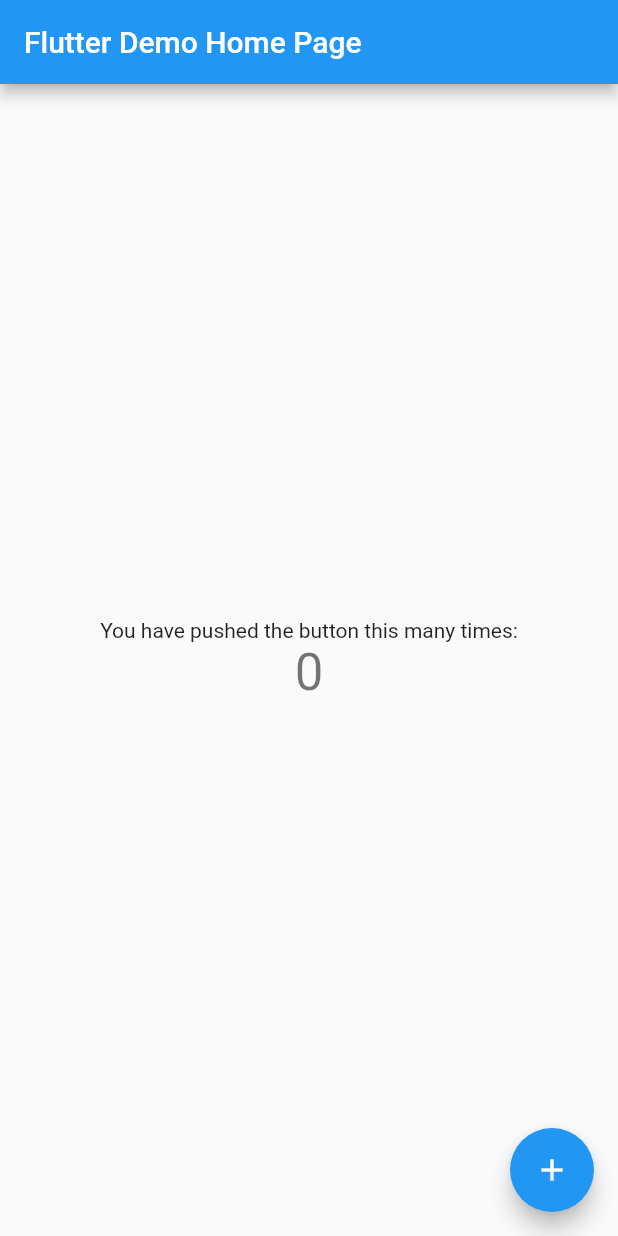
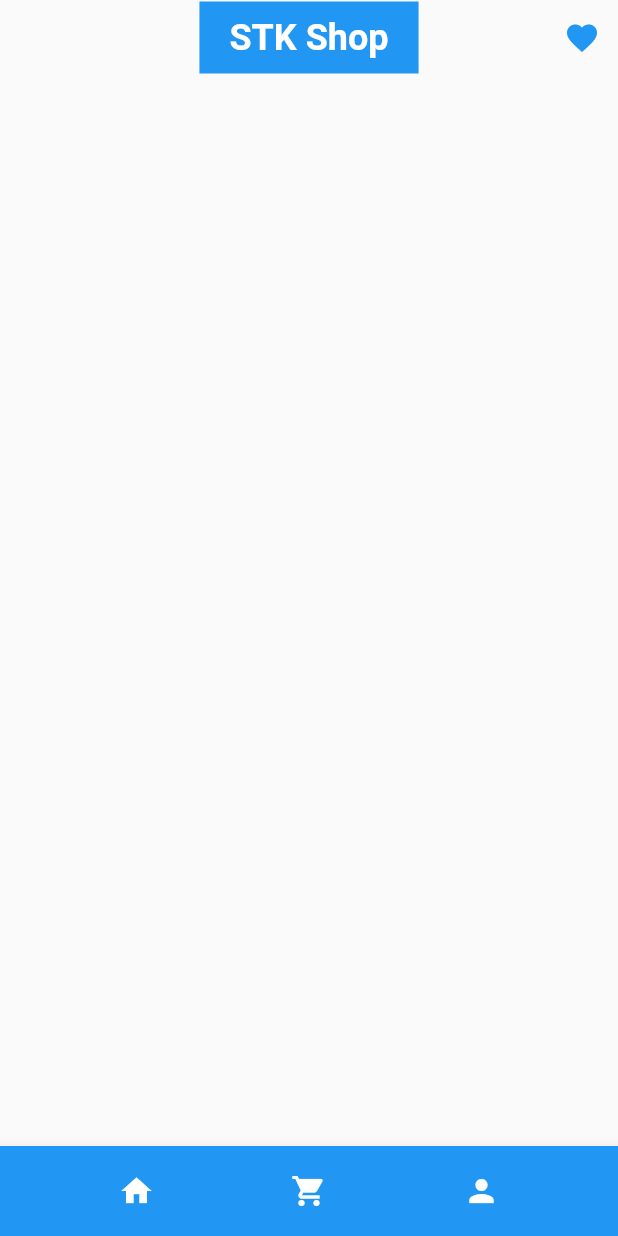
Before and after one commit to StephaneKuma/flutter-ecommerce-app, a Flutter app: the screen it shows after launch, on a phone screen of 412 x 824 dp. Run offline on Flutter 3.47's test engine with Material 2 defaults, Android fonts, the phone set to English and light mode, and no system bars; our stand-ins replace auto_route; Roboto replaces fonts that are missing (Avenir).

Commit message:
Auto Route package & app pages set up

```diff
--- a/lib/main.dart
+++ b/lib/main.dart
@@ -1,4 +1,6 @@
 import 'package:flutter/material.dart';
+
+import 'src/app/router/router.dart';
 
 void main() {
   runApp(const MyApp());
@@ -10,106 +12,15 @@ class MyApp extends StatelessWidget {
   // This widget is the root of your application.
   @override
   Widget build(BuildContext context) {
-    return MaterialApp(
-      title: 'Flutter Demo',
+    final router = AppRouter();
+
+    return MaterialApp.router(
       theme: ThemeData(
-        // This is the theme of your application.
-        //
-        // Try running your application with "flutter run". You'll see the
-        // application has a blue toolbar. Then, without quitting the app, try
-        // changing the primarySwatch below to Colors.green and then invoke
-        // "hot reload" (press "r" in the console where you ran "flutter run",
-        // or simply save your changes to "hot reload" in a Flutter IDE).
-        // Notice that the counter didn't reset back to zero; the application
-        // is not restarted.
         primarySwatch: Colors.blue,
       ),
-      home: const MyHomePage(title: 'Flutter Demo Home Page'),
+      debugShowCheckedModeBanner: false,
+      routerDelegate: router.delegate(),
+      routeInformationParser: router.defaultRouteParser(),
     );
   }
 }
-
-class MyHomePage extends StatefulWidget {
-  const MyHomePage({Key? key, required this.title}) : super(key: key);
-
-  // This widget is the home page of your application. It is stateful, meaning
-  // that it has a State object (defined below) that contains fields that affect
-  // how it looks.
-
-  // This class is the configuration for the state. It holds the values (in this
-  // case the title) provided by the parent (in this case the App widget) and
-  // used by the build method of the State. Fields in a Widget subclass are
-  // always marked "final".
-
-  final String title;
-
-  @override
-  State<MyHomePage> createState() => _MyHomePageState();
-}
-
-class _MyHomePageState extends State<MyHomePage> {
-  int _counter = 0;
-
-  void _incrementCounter() {
-    setState(() {
-      // This call to setState tells the Flutter framework that something has
-      // changed in this State, which causes it to rerun the build method below
-      // so that the display can reflect the updated values. If we changed
-      // _counter without calling setState(), then the build method would not be
-      // called again, and so nothing would appear to happen.
-      _counter++;
-    });
-  }
-
-  @override
-  Widget build(BuildContext context) {
-    // This method is rerun every time setState is called, for instance as done
-    // by the _incrementCounter method above.
-    //
-    // The Flutter framework has been optimized to make rerunning build methods
-    // fast, so that you can just rebuild anything that needs updating rather
-    // than having to individually change instances of widgets.
-    return Scaffold(
-      appBar: AppBar(
-        // Here we take the value from the MyHomePage object that was created by
-        // the App.build method, and use it to set our appbar title.
-        title: Text(widget.title),
-      ),
-      body: Center(
-        // Center is a layout widget. It takes a single child and positions it
-        // in the middle of the parent.
-        child: Column(
-          // Column is also a layout widget. It takes a list of children and
-          // arranges them vertically. By default, it sizes itself to fit its
-          // children horizontally, and tries to be as tall as its parent.
-          //
-          // Invoke "debug painting" (press "p" in the console, choose the
-          // "Toggle Debug Paint" action from the Flutter Inspector in Android
-          // Studio, or the "Toggle Debug Paint" command in Visual Studio Code)
-          // to see the wireframe for each widget.
-          //
-          // Column has various properties to control how it sizes itself and
-          // how it positions its children. Here we use mainAxisAlignment to
-          // center the children vertically; the main axis here is the vertical
-          // axis because Columns are vertical (the cross axis would be
-          // horizontal).
-          mainAxisAlignment: MainAxisAlignment.center,
-          children: <Widget>[
-            const Text(
-              'You have pushed the button this many times:',
-            ),
-            Text(
-              '$_counter',
-              style: Theme.of(context).textTheme.headline4,
-            ),
-          ],
-        ),
-      ),
-      floatingActionButton: FloatingActionButton(
-        onPressed: _incrementCounter,
-        tooltip: 'Increment',
-        child: const Icon(Icons.add),
-      ), // This trailing comma makes auto-formatting nicer for build methods.
-    );
-  }
-}
--- /dev/null
+++ b/lib/src/ui/pages/home_page.dart
@@ -0,0 +1,15 @@
+import 'package:flutter/material.dart';
+
+import '../widgets/widgets.dart';
+
+class HomePage extends StatelessWidget {
+  const HomePage({Key? key}) : super(key: key);
+
+  @override
+  Widget build(BuildContext context) {
+    return const Scaffold(
+      appBar: CustomAppBar(title: 'STK Shop'),
+      bottomNavigationBar: CustomBottomAppBar(),
+    );
+  }
+}
--- /dev/null
+++ b/lib/src/ui/pages/pages.dart
@@ -0,0 +1,5 @@
+export 'home_page.dart';
+export 'catalog_page.dart';
+export 'wish_list_page.dart';
+export 'cart.dart';
+export 'user.dart';
--- /dev/null
+++ b/lib/src/ui/widgets/custom_app_bar.dart
@@ -0,0 +1,45 @@
+import 'package:flutter/material.dart';
+
+class CustomAppBar extends StatelessWidget with PreferredSizeWidget {
+  const CustomAppBar({
+    Key? key,
+    required this.title,
+  }) : super(key: key);
+
+  final String title;
+
+  @override
+  Widget build(BuildContext context) {
+    return AppBar(
+      backgroundColor: Colors.transparent,
+      elevation: 0,
+      centerTitle: true,
+      title: Container(
+        color: Colors.blue,
+        padding: const EdgeInsets.symmetric(
+          horizontal: 20.0,
+          vertical: 10.0,
+        ),
+        child: Text(
+          title,
+          style: const TextStyle(
+            color: Colors.white,
+            fontSize: 24.0,
+            fontFamily: 'Avenir',
+            fontWeight: FontWeight.bold,
+          ),
+        ),
+      ),
+      iconTheme: const IconThemeData(color: Colors.blue),
+      actions: <Widget>[
+        IconButton(
+          onPressed: () {},
+          icon: const Icon(Icons.favorite),
+        )
+      ],
+    );
+  }
+
+  @override
+  Size get preferredSize => const Size.fromHeight(50.0);
+}
--- /dev/null
+++ b/lib/src/ui/widgets/custom_bottom_app_bar.dart
@@ -0,0 +1,42 @@
+import 'package:auto_route/auto_route.dart';
+import 'package:ecommerce/src/app/router/router.dart';
+import 'package:flutter/material.dart';
+
+class CustomBottomAppBar extends StatelessWidget {
+  const CustomBottomAppBar({
+    Key? key,
+  }) : super(key: key);
+
+  @override
+  Widget build(BuildContext context) {
+    return BottomAppBar(
+      color: Colors.blue,
+      child: SizedBox(
+        height: 60.0,
+        child: Row(
+          mainAxisAlignment: MainAxisAlignment.spaceEvenly,
+          children: <Widget>[
+            IconButton(
+              onPressed: () {
+                AutoRouter.of(context).push(const HomeRoute());
+              },
+              icon: const Icon(Icons.home, color: Colors.white),
+            ),
+            IconButton(
+              onPressed: () {
+                AutoRouter.of(context).push(const CartRoute());
+              },
+              icon: const Icon(Icons.shopping_cart, color: Colors.white),
+            ),
+            IconButton(
+              onPressed: () {
+                AutoRouter.of(context).push(const UserRoute());
+              },
+              icon: const Icon(Icons.person, color: Colors.white),
+            ),
+          ],
+        ),
+      ),
+    );
+  }
+}
--- /dev/null
+++ b/lib/src/ui/widgets/widgets.dart
@@ -0,0 +1,2 @@
+export 'custom_app_bar.dart';
+export 'custom_bottom_app_bar.dart';
```
Also changed, not shown: lib/src/app/router/router.dart (added, +16 -0 lines), lib/src/ui/pages/cart.dart (added, +15 -0 lines), lib/src/ui/pages/catalog_page.dart (added, +15 -0 lines), lib/src/ui/pages/user.dart (added, +15 -0 lines), lib/src/ui/pages/wish_list_page.dart (added, +15 -0 lines), pubspec.yaml (+4 -44 lines), lib/src/app/router/router.gr.dart (added), pubspec.lock.
